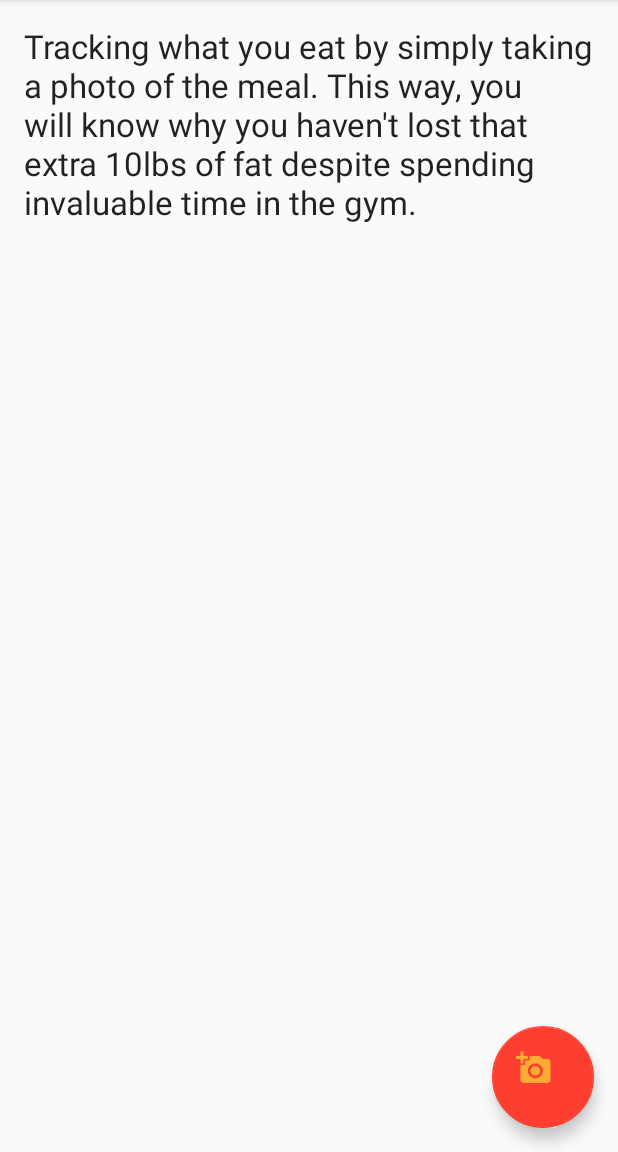
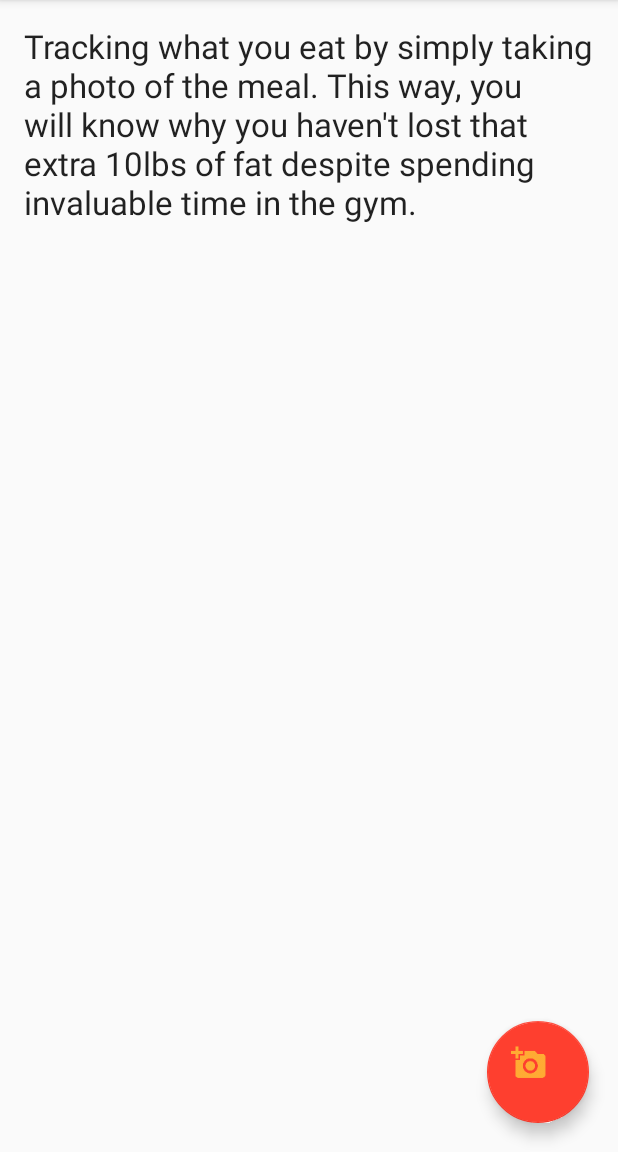
Before and after one commit to pdtran3k6/MealTracker, an Android app: the screen it shows after launch (MainActivity), on a phone screen of 412 x 824 dp, the part 84-1236 px from its top. Run offline under Robolectric (Android 15) with nearby library versions, the phone set to English and light mode, and no system bars.

Commit message:
Changed FloatingActionButton's margin

```diff
--- a/app/src/main/res/values/dimens.xml
+++ b/app/src/main/res/values/dimens.xml
@@ -2,5 +2,5 @@
     <!-- Default screen margins, per the Android Design guidelines. -->
     <dimen name="activity_horizontal_margin">16dp</dimen>
     <dimen name="activity_vertical_margin">16dp</dimen>
-    <dimen name="fab_margin">16dp</dimen>
+    <dimen name="fab_margin">19dp</dimen>
 </resources>
```
